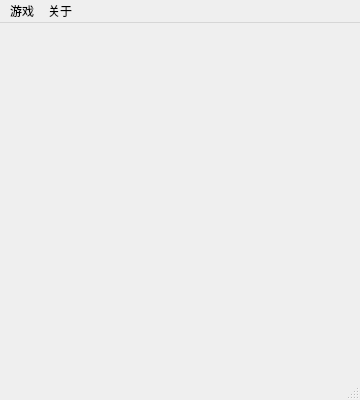
Before: the Qt Designer form 2048Game/gui/GameWindow.ui in Brownlzy/2048, drawn with Qt 5.
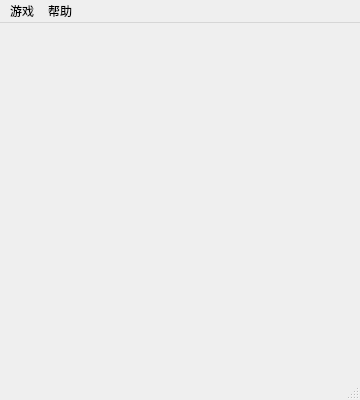
After: the same form once the commit is applied.

```diff
--- a/2048Game/gui/GameWindow.ui
+++ b/2048Game/gui/GameWindow.ui
@@ -41,7 +41,7 @@
    </widget>
    <widget class="QMenu" name="menu_2">
     <property name="title">
-     <string>关于</string>
+     <string>帮助</string>
     </property>
    </widget>
    <addaction name="menu"/>
```
Left out of the diff: 34 changed lines with no effect on the pictures.
